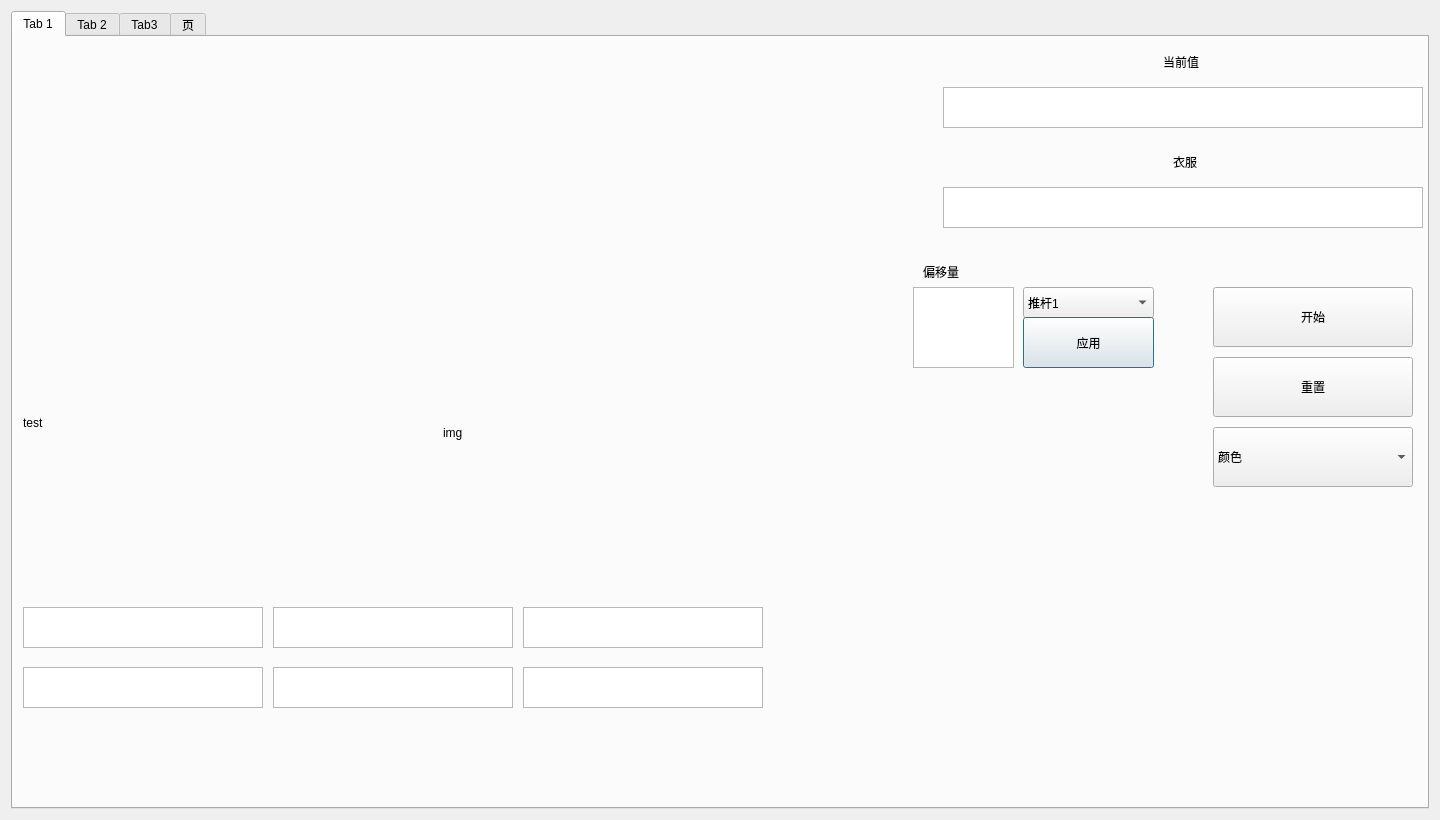
Qt form main_form.ui (JIYIC-P/Smart-Clothing-Sorting-System) before a commit.
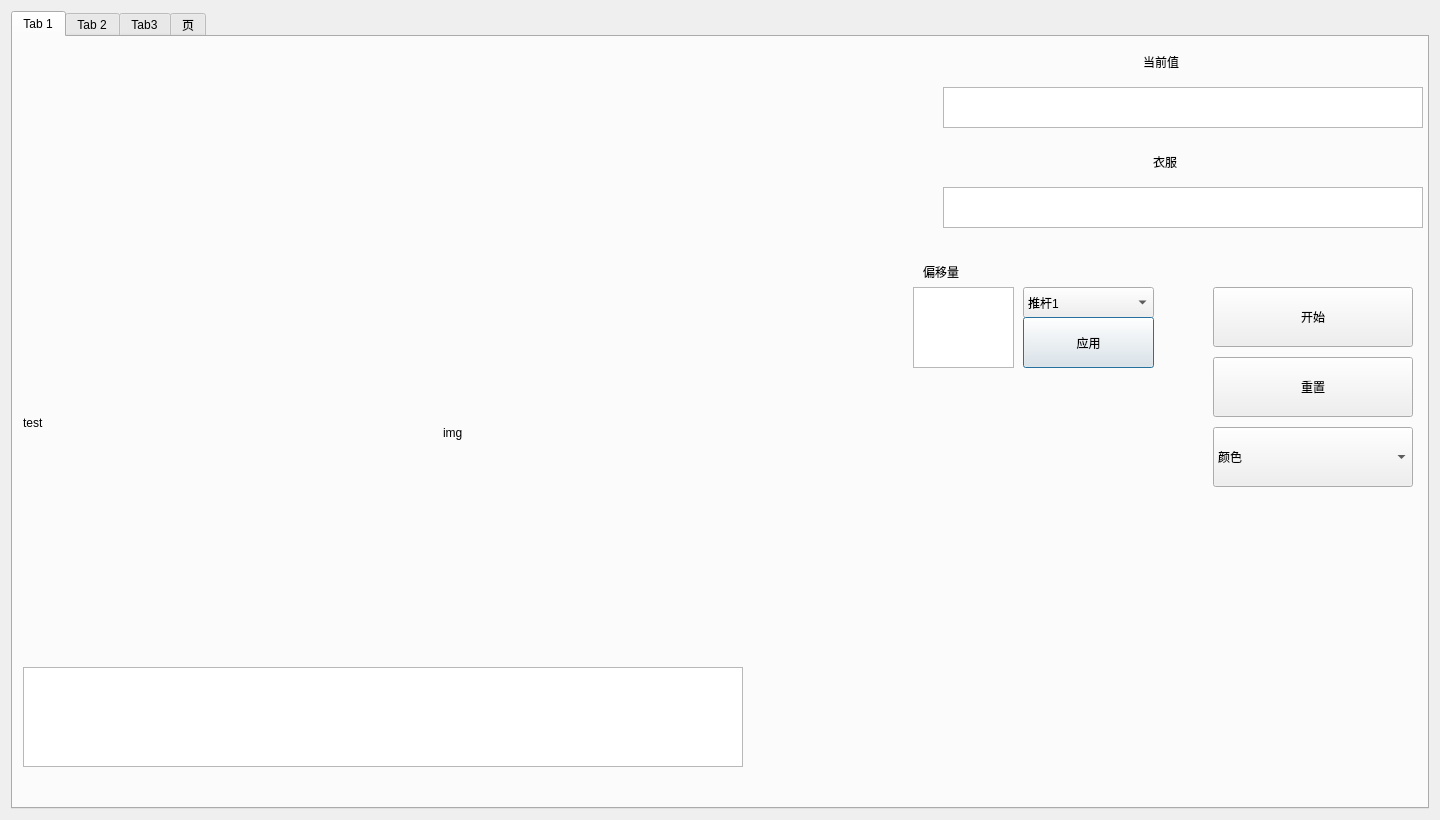
The same form after that commit.

Patch:
```diff
--- a/main_form.ui
+++ b/main_form.ui
@@ -259,7 +259,7 @@
       <widget class="QLabel" name="label_2">
        <property name="geometry">
         <rect>
-         <x>1160</x>
+         <x>1140</x>
          <y>110</y>
          <width>90</width>
          <height>30</height>
@@ -272,7 +272,7 @@
       <widget class="QLabel" name="label_4">
        <property name="geometry">
         <rect>
-         <x>1150</x>
+         <x>1130</x>
          <y>10</y>
          <width>90</width>
          <height>30</height>
@@ -286,9 +286,9 @@
        <property name="geometry">
         <rect>
          <x>10</x>
-         <y>570</y>
-         <width>240</width>
-         <height>41</height>
+         <y>630</y>
+         <width>720</width>
+         <height>100</height>
         </rect>
        </property>
        <property name="sizePolicy">
@@ -311,86 +311,6 @@
         <string>偏移量</string>
        </property>
       </widget>
-      <widget class="QTextEdit" name="txt_hsv_4">
-       <property name="geometry">
-        <rect>
-         <x>260</x>
-         <y>570</y>
-         <width>240</width>
-         <height>41</height>
-        </rect>
-       </property>
-       <property name="sizePolicy">
-        <sizepolicy hsizetype="Fixed" vsizetype="Fixed">
-         <horstretch>0</horstretch>
-         <verstretch>0</verstretch>
-        </sizepolicy>
-       </property>
-      </widget>
-      <widget class="QTextEdit" name="txt_hsv_5">
-       <property name="geometry">
-        <rect>
-         <x>510</x>
-         <y>570</y>
-         <width>240</width>
-         <height>41</height>
-        </rect>
-       </property>
-       <property name="sizePolicy">
-        <sizepolicy hsizetype="Fixed" vsizetype="Fixed">
-         <horstretch>0</horstretch>
-         <verstretch>0</verstretch>
-        </sizepolicy>
-       </property>
-      </widget>
-      <widget class="QTextEdit" name="txt_hsv_6">
-       <property name="geometry">
-        <rect>
-         <x>10</x>
-         <y>630</y>
-         <width>240</width>
-         <height>41</height>
-        </rect>
-       </property>
-       <property name="sizePolicy">
-        <sizepolicy hsizetype="Fixed" vsizetype="Fixed">
-         <horstretch>0</horstretch>
-         <verstretch>0</verstretch>
-        </sizepolicy>
-       </property>
-      </widget>
-      <widget class="QTextEdit" name="txt_hsv_7">
-       <property name="geometry">
-        <rect>
-         <x>260</x>
-         <y>630</y>
-         <width>240</width>
-         <height>41</height>
-        </rect>
-       </property>
-       <property name="sizePolicy">
-        <sizepolicy hsizetype="Fixed" vsizetype="Fixed">
-         <horstretch>0</horstretch>
-         <verstretch>0</verstretch>
-        </sizepolicy>
-       </property>
-      </widget>
-      <widget class="QTextEdit" name="txt_hsv_8">
-       <property name="geometry">
-        <rect>
-         <x>510</x>
-         <y>630</y>
-         <width>240</width>
-         <height>41</height>
-        </rect>
-       </property>
-       <property name="sizePolicy">
-        <sizepolicy hsizetype="Fixed" vsizetype="Fixed">
-         <horstretch>0</horstretch>
-         <verstretch>0</verstretch>
-        </sizepolicy>
-       </property>
-      </widget>
      </widget>
      <widget class="QWidget" name="tab_2">
       <attribute name="title">
```
